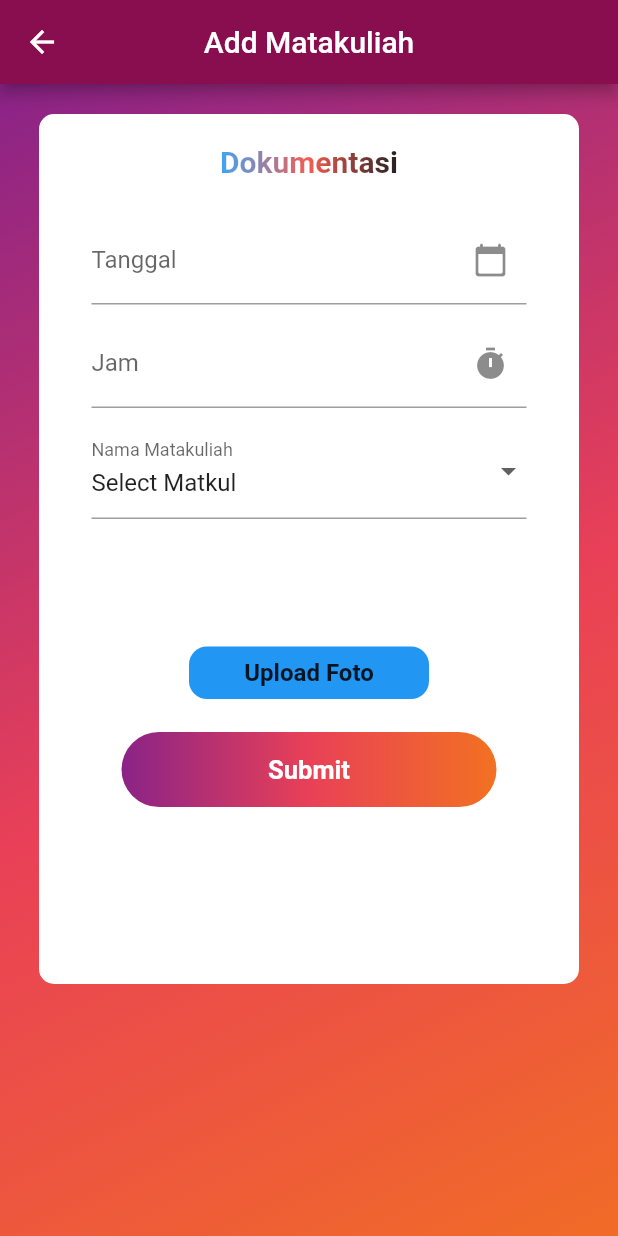
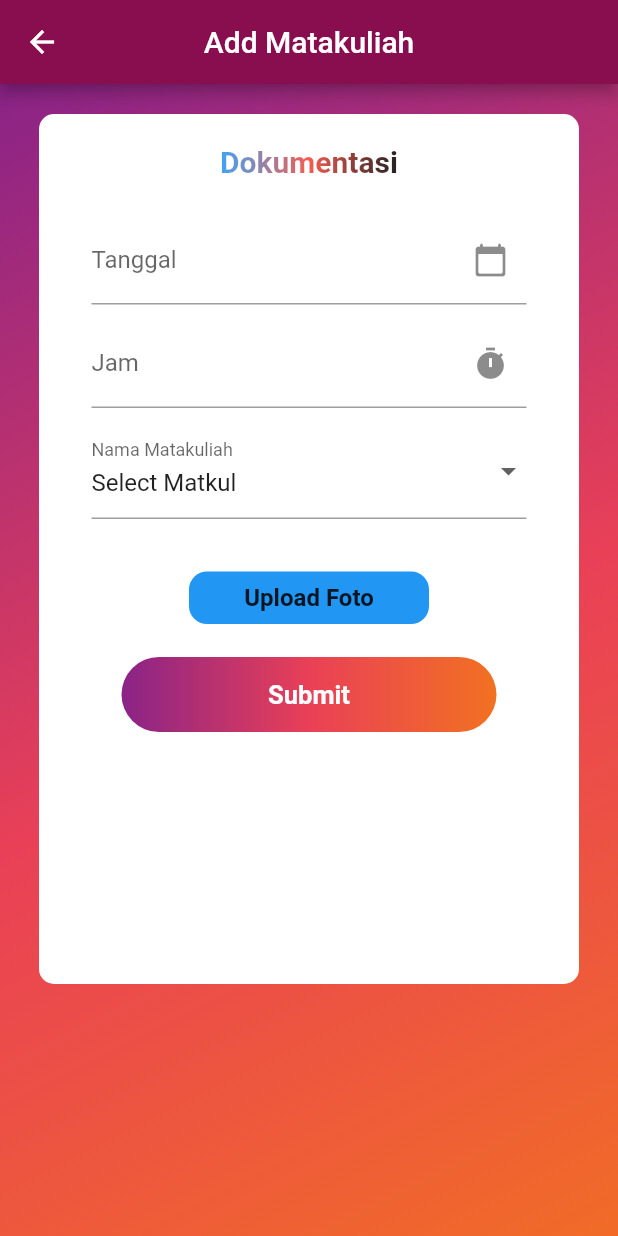
Before and after one commit to abianfikri/130_DocAsdos, a Flutter app: the AddDokumentasi screen opened directly, on a phone screen of 412 x 824 dp. Run offline on Flutter 3.47's test engine with Material 2 defaults, Android fonts, the phone set to English and light mode, and no system bars; our stand-ins replace cloud_firestore, firebase_auth, firebase_core, firebase_storage, flutter_spinkit, image_picker; accounts and stored records are empty.

Commit message:
change fix ui addDokumentasi

```diff
--- a/lib/view/asisten/add_dokumentasi.dart
+++ b/lib/view/asisten/add_dokumentasi.dart
@@ -84,6 +84,13 @@ class _AddDokumentasiState extends State<AddDokumentasi> {
                             ],
                           ),
                         ),
+                      ),
+                      // Display Image
+                      Container(
+                        width: 90,
+                        child: imageUrl != null
+                            ? Image.network('${imageUrl}')
+                            : Container(),
                       ),
                       // Tanggal
                       Container(
@@ -210,14 +217,8 @@ class _AddDokumentasiState extends State<AddDokumentasi> {
                         },
                       ),
 
-                      // Display Image
-                      Container(
-                        padding: EdgeInsets.all(5.0),
-                        height: 80,
-                        width: 60,
-                        child: imageUrl != null
-                            ? Image.network('${imageUrl}')
-                            : Container(),
+                      SizedBox(
+                        height: 30,
                       ),
 
                       // Button Upload Gambar
```
